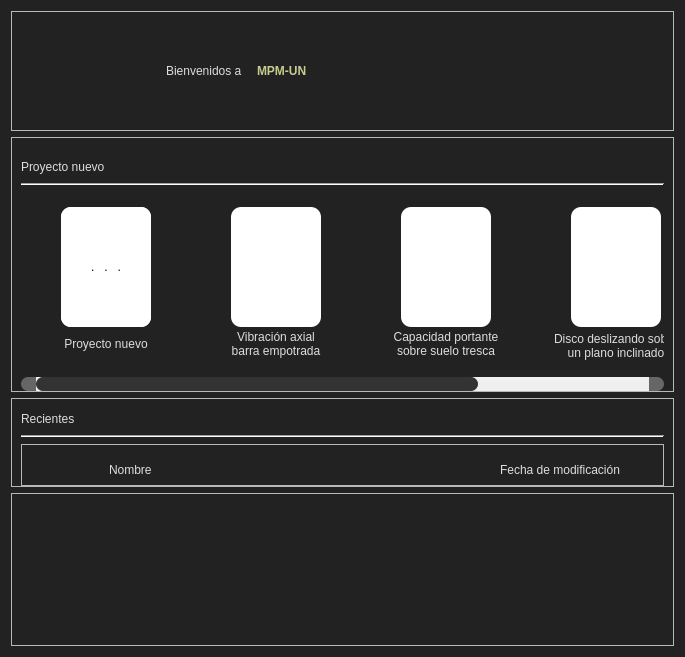
Qt form UI/frame_inicio_2.ui (edwinar13/MPM-UN) before a commit.
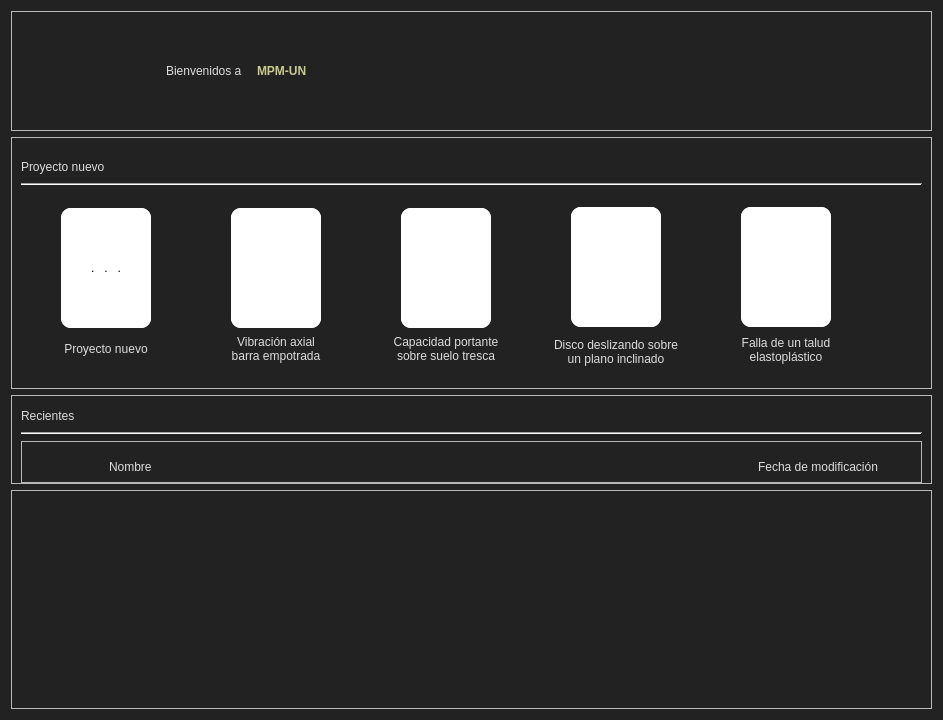
The same form after that commit. Icons and pictures are not drawn.

What changed in the file:
```diff
--- a/UI/frame_inicio_2.ui
+++ b/UI/frame_inicio_2.ui
@@ -6,8 +6,8 @@
    <rect>
     <x>0</x>
     <y>0</y>
-    <width>685</width>
-    <height>657</height>
+    <width>943</width>
+    <height>720</height>
    </rect>
   </property>
   <property name="maximumSize">
@@ -140,7 +140,11 @@
 }
 
 
-QToolButton#toolButton_FH_cardNew_1
+QToolButton#toolButton_FH_cardNew_1,
+QToolButton#toolButton_FH_cardNew_2,
+QToolButton#toolButton_FH_cardNew_3,
+QToolButton#toolButton_FH_cardNew_4,
+QToolButton#toolButton_FH_cardNew_5
 {
 background: rgb(255, 0, 0);
 border-radius: 10px;
@@ -487,10 +491,10 @@
           <widget class="QWidget" name="scrollAreaWidgetContents_2">
            <property name="geometry">
             <rect>
-             <x>-325</x>
+             <x>0</x>
              <y>0</y>
              <width>970</width>
-             <height>204</height>
+             <height>201</height>
             </rect>
            </property>
            <property name="sizePolicy">
@@ -513,7 +517,7 @@
              <number>0</number>
             </property>
             <property name="bottomMargin">
-             <number>15</number>
+             <number>0</number>
             </property>
             <item>
              <widget class="QFrame" name="frame_4">
@@ -631,13 +635,13 @@
                    <property name="minimumSize">
                     <size>
                      <width>120</width>
-                     <height>0</height>
+                     <height>40</height>
                     </size>
                    </property>
                    <property name="maximumSize">
                     <size>
                      <width>16777215</width>
-                     <height>16777215</height>
+                     <height>40</height>
                     </size>
                    </property>
                    <property name="text">
@@ -691,16 +695,40 @@
                       <enum>QFrame::Raised</enum>
                      </property>
                      <layout class="QHBoxLayout" name="horizontalLayout_15">
+                      <property name="spacing">
+                       <number>0</number>
+                      </property>
+                      <property name="leftMargin">
+                       <number>0</number>
+                      </property>
+                      <property name="topMargin">
+                       <number>0</number>
+                      </property>
+                      <property name="rightMargin">
+                       <number>0</number>
+                      </property>
+                      <property name="bottomMargin">
+                       <number>0</number>
+                      </property>
                       <item>
-                       <widget class="QLabel" name="label">
+                       <widget class="QToolButton" name="toolButton_FH_cardNew_2">
+                        <property name="sizePolicy">
+                         <sizepolicy hsizetype="Expanding" vsizetype="Expanding">
+                          <horstretch>0</horstretch>
+                          <verstretch>0</verstretch>
+                         </sizepolicy>
+                        </property>
                         <property name="text">
                          <string/>
                         </property>
                         <property name="pixmap">
                          <pixmap>../recursos/imagenes/ejemplo_viga.png</pixmap>
                         </property>
-                        <property name="scaledContents">
-                         <bool>true</bool>
+                        <property name="iconSize">
+                         <size>
+                          <width>100</width>
+                          <height>100</height>
+                         </size>
                         </property>
                        </widget>
                       </item>
@@ -727,13 +755,13 @@
                    <property name="minimumSize">
                     <size>
                      <width>120</width>
-                     <height>0</height>
+                     <height>40</height>
                     </size>
                    </property>
                    <property name="maximumSize">
                     <size>
                      <width>16777215</width>
-                     <height>16777215</height>
+                     <height>40</height>
                     </size>
                    </property>
                    <property name="text">
@@ -790,17 +818,41 @@
                      <property name="frameShadow">
                       <enum>QFrame::Raised</enum>
                      </property>
-                     <layout class="QHBoxLayout" name="horizontalLayout_17">
+                     <layout class="QHBoxLayout" name="horizontalLayout_16">
+                      <property name="spacing">
+                       <number>0</number>
+                      </property>
+                      <property name="leftMargin">
+                       <number>0</number>
+                      </property>
+                      <property name="topMargin">
+                       <number>0</number>
+                      </property>
+                      <property name="rightMargin">
+                       <number>0</number>
+                      </property>
+                      <property name="bottomMargin">
+                       <number>0</number>
+                      </property>
                       <item>
-                       <widget class="QLabel" name="label_2">
+                       <widget class="QToolButton" name="toolButton_FH_cardNew_3">
+                        <property name="sizePolicy">
+                         <sizepolicy hsizetype="Expanding" vsizetype="Expanding">
+                          <horstretch>0</horstretch>
+                          <verstretch>0</verstretch>
+                         </sizepolicy>
+                        </property>
                         <property name="text">
                          <string/>
                         </property>
                         <property name="pixmap">
                          <pixmap>../recursos/imagenes/ejemplo_capacidad_portante.png</pixmap>
                         </property>
-                        <property name="scaledContents">
-                         <bool>true</bool>
+                        <property name="iconSize">
+                         <size>
+                          <width>100</width>
+                          <height>100</height>
+                         </size>
                         </property>
                        </widget>
                       </item>
@@ -824,6 +876,12 @@
                  </item>
                  <item>
                   <widget class="QLabel" name="label_FH_cardNew_3">
+                   <property name="minimumSize">
+                    <size>
+                     <width>0</width>
+                     <height>40</height>
+                    </size>
+                   </property>
                    <property name="maximumSize">
                     <size>
                      <width>16777215</width>
@@ -884,17 +942,41 @@
                      <property name="frameShadow">
                       <enum>QFrame::Raised</enum>
                      </property>
-                     <layout class="QHBoxLayout" name="horizontalLayout_18">
+                     <layout class="QHBoxLayout" name="horizontalLayout_17">
+                      <property name="spacing">
+                       <number>0</number>
+                      </property>
+                      <property name="leftMargin">
+                       <number>0</number>
+                      </property>
+                      <property name="topMargin">
+                       <number>0</number>
+                      </property>
+                      <property name="rightMargin">
+                       <number>0</number>
+                      </property>
+                      <property name="bottomMargin">
+                       <number>0</number>
+                      </property>
                       <item>
-                       <widget class="QLabel" name="label_3">
+                       <widget class="QToolButton" name="toolButton_FH_cardNew_4">
+                        <property name="sizePolicy">
+                         <sizepolicy hsizetype="Expanding" vsizetype="Expanding">
+                          <horstretch>0</horstretch>
+                          <verstretch>0</verstretch>
+                         </sizepolicy>
+                        </property>
                         <property name="text">
                          <string/>
                         </property>
                         <property name="pixmap">
                          <pixmap>../recursos/imagenes/ejemplo_disco.png</pixmap>
                         </property>
-                        <property name="scaledContents">
-                         <bool>true</bool>
+                        <property name="iconSize">
+                         <size>
+                          <width>100</width>
+                          <height>100</height>
+                         </size>
                         </property>
                        </widget>
                       </item>
@@ -918,6 +1000,12 @@
                  </item>
                  <item>
                   <widget class="QLabel" name="label_FH_cardNew_4">
+                   <property name="minimumSize">
+                    <size>
+                     <width>0</width>
+                     <height>40</height>
+                    </size>
+                   </property>
                    <property name="maximumSize">
                     <size>
                      <width>16777215</width>
@@ -981,17 +1069,41 @@
                      <property name="frameShadow">
                       <enum>QFrame::Raised</enum>
                      </property>
-                     <layout class="QHBoxLayout" name="horizontalLayout_19">
+                     <layout class="QHBoxLayout" name="horizontalLayout_18">
+                      <property name="spacing">
+                       <number>0</number>
+                      </property>
+                      <property name="leftMargin">
+                       <number>0</number>
+                      </property>
+                      <property name="topMargin">
+                       <number>0</number>
+                      </property>
+                      <property name="rightMargin">
+                       <number>0</number>
+                      </property>
+                      <property name="bottomMargin">
+                       <number>0</number>
+                      </property>
                       <item>
-                       <widget class="QLabel" name="label_4">
+                       <widget class="QToolButton" name="toolButton_FH_cardNew_5">
+                        <property name="sizePolicy">
+                         <sizepolicy hsizetype="Expanding" vsizetype="Expanding">
+                          <horstretch>0</horstretch>
+                          <verstretch>0</verstretch>
+                         </sizepolicy>
+                        </property>
                         <property name="text">
                          <string/>
                         </property>
                         <property name="pixmap">
                          <pixmap>../recursos/imagenes/ejemplo_talud.png</pixmap>
                         </property>
-                        <property name="scaledContents">
-                         <bool>true</bool>
+                        <property name="iconSize">
+                         <size>
+                          <width>100</width>
+                          <height>100</height>
+                         </size>
                         </property>
                        </widget>
                       </item>
@@ -1015,6 +1127,18 @@
                  </item>
                  <item>
                   <widget class="QLabel" name="label_FH_cardNew_5">
+                   <property name="minimumSize">
+                    <size>
+                     <width>0</width>
+                     <height>40</height>
+                    </size>
+                   </property>
+                   <property name="maximumSize">
+                    <size>
+                     <width>16777215</width>
+                     <height>401</height>
+                    </size>
+                   </property>
                    <property name="text">
                     <string>Falla de un talud
 elastoplástico</string>
@@ -1304,8 +1428,8 @@
             <rect>
              <x>0</x>
              <y>0</y>
-             <width>645</width>
-             <height>142</height>
+             <width>903</width>
+             <height>207</height>
             </rect>
            </property>
            <layout class="QHBoxLayout" name="horizontalLayout_20">
```
Left out of the diff: 20 changed lines with no effect on the pictures.
